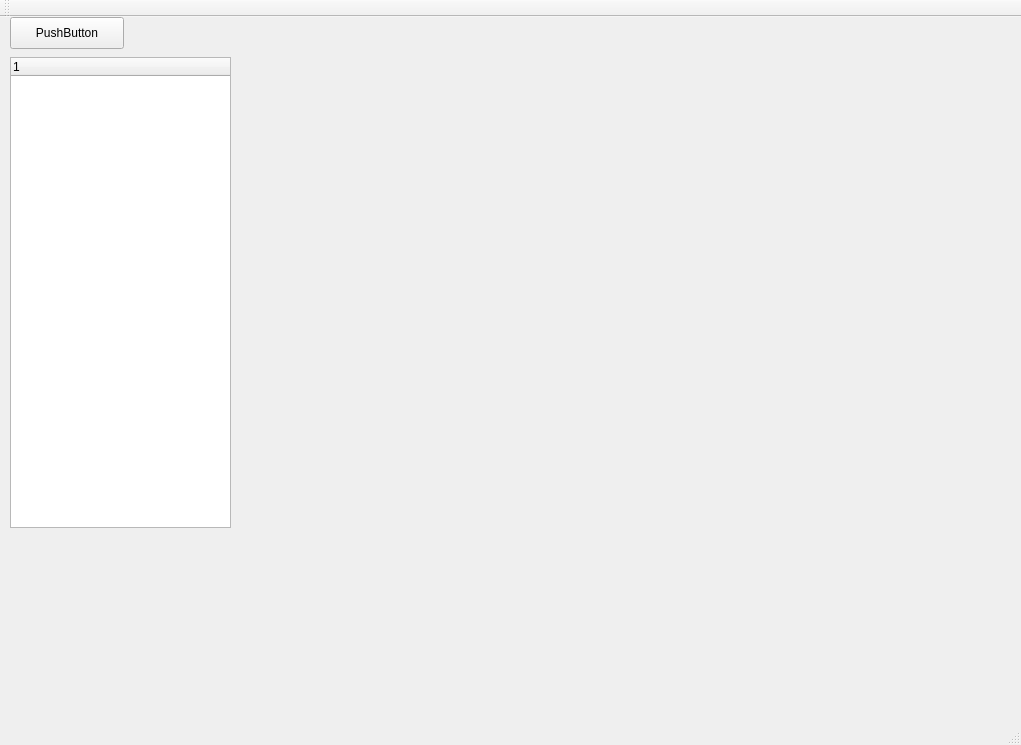
Qt form GenericDB/mainwindow.ui (kfengbest/GenericDB) before a commit.
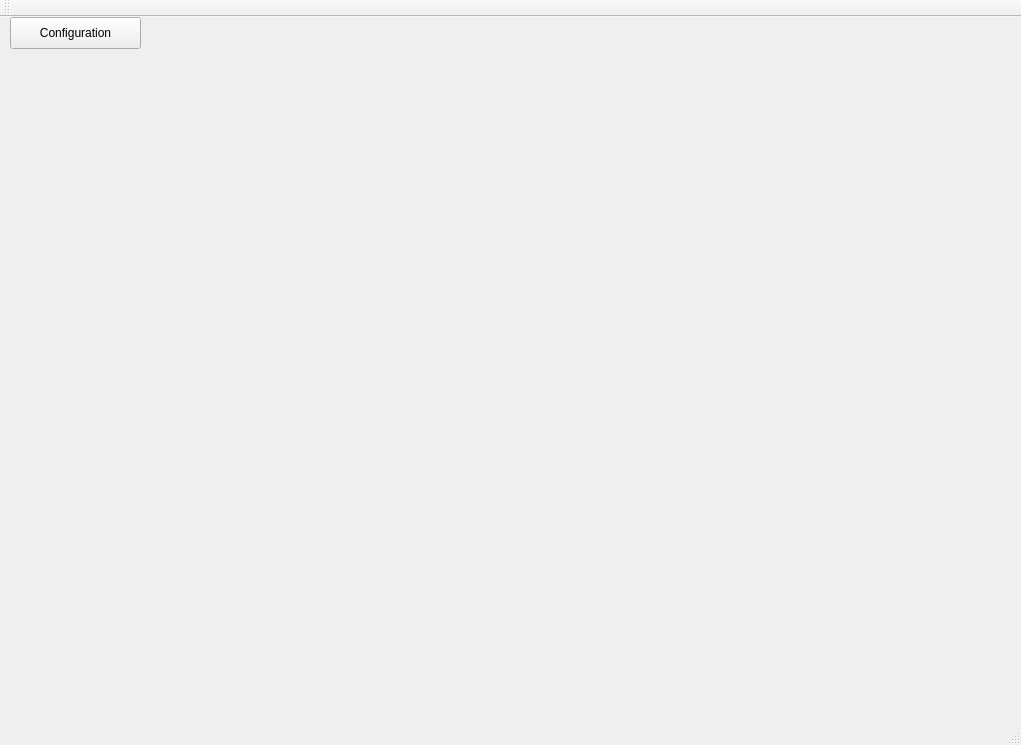
The same form after that commit.

Commit message: Implement a standalone widget for configurations.

```diff
--- a/GenericDB/mainwindow.ui
+++ b/GenericDB/mainwindow.ui
@@ -19,36 +19,21 @@
      <rect>
       <x>10</x>
       <y>0</y>
-      <width>114</width>
+      <width>131</width>
       <height>32</height>
      </rect>
     </property>
     <property name="text">
-     <string>PushButton</string>
+     <string>Configuration</string>
     </property>
    </widget>
-   <widget class="QTreeWidget" name="treeWidget">
-    <property name="geometry">
-     <rect>
-      <x>10</x>
-      <y>40</y>
-      <width>221</width>
-      <height>471</height>
-     </rect>
-    </property>
-    <column>
-     <property name="text">
-      <string notr="true">1</string>
-     </property>
-    </column>
-   </widget>
    <widget class="QWidget" name="horizontalLayoutWidget">
     <property name="geometry">
      <rect>
-      <x>240</x>
-      <y>30</y>
-      <width>761</width>
-      <height>651</height>
+      <x>10</x>
+      <y>50</y>
+      <width>991</width>
+      <height>631</height>
      </rect>
     </property>
     <layout class="QHBoxLayout" name="horizontalLayout"/>
```
The commit also changes 5 other files.
